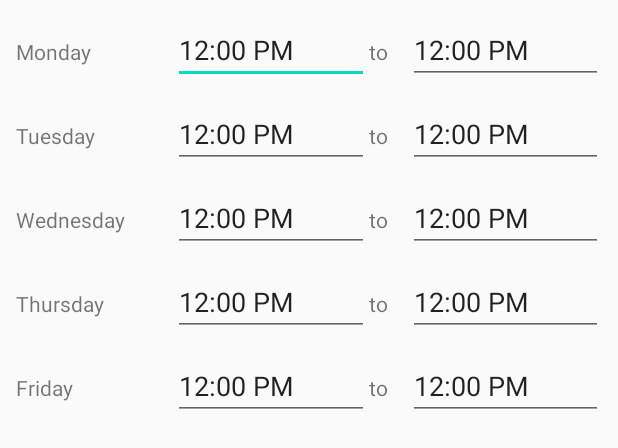
After one commit to Sean-Green/BBQueue, an Android app: the layout hours_op_dialog.xml on its own in the app's theme, with its tools: preview values and no code run, on a phone screen of 412 x 824 dp. The commit adds this screen. Shown: the top 448 px of the screen. Run offline under Robolectric (Android 15) with nearby library versions, the phone set to English and light mode, and no system bars.

Commit message:
Edit Page wireframe finished, included a dialog for hours of operation.

```diff
--- a/app/src/main/java/com/example/bbqueue/Edit_Store_Details_Activity.java
+++ b/app/src/main/java/com/example/bbqueue/Edit_Store_Details_Activity.java
@@ -1,8 +1,11 @@
 package com.example.bbqueue;
 
+import androidx.appcompat.app.AlertDialog;
 import androidx.appcompat.app.AppCompatActivity;
 
 import android.os.Bundle;
+import android.view.LayoutInflater;
+import android.view.View;
 
 public class Edit_Store_Details_Activity extends AppCompatActivity {
 
@@ -11,4 +14,15 @@ public class Edit_Store_Details_Activity extends AppCompatActivity {
         super.onCreate(savedInstanceState);
         setContentView(R.layout.activity_edit_store_details);
     }
+
+    public void openHoursDialog(View view) {
+        AlertDialog.Builder dialogBuilder = new AlertDialog.Builder(this);
+        dialogBuilder.setTitle(R.string.hoobtn);
+        LayoutInflater inflater = getLayoutInflater();
+
+        final View dialogView = inflater.inflate(R.layout.hours_op_dialog, null);
+        dialogBuilder.setView(dialogView);
+        final AlertDialog alertDialog = dialogBuilder.create();
+        alertDialog.show();
+    }
 }
--- a/app/src/main/res/layout/activity_edit_store_details.xml
+++ b/app/src/main/res/layout/activity_edit_store_details.xml
@@ -35,6 +35,26 @@
         android:inputType="textPostalAddress"
         android:text="@string/store_address" />
 
+    <Button
+        android:id="@+id/bthHoO"
+        android:layout_width="match_parent"
+        android:layout_height="wrap_content"
+        android:onClick="openHoursDialog"
+        android:text="@string/hoobtn" />
+
+    <TextView
+        android:id="@+id/customerWaitHint"
+        android:layout_width="match_parent"
+        android:layout_height="wrap_content"
+        android:text="@string/edit_store_wait_hint" />
+
+    <EditText
+        android:id="@+id/editTextCustomerWait"
+        android:layout_width="match_parent"
+        android:layout_height="wrap_content"
+        android:ems="10"
+        android:inputType="textPostalAddress"
+        android:text="@string/customer_wait" />
     <TextView
         android:id="@+id/tableTitle"
         android:layout_width="match_parent"
--- /dev/null
+++ b/app/src/main/res/layout/hours_op_dialog.xml
@@ -0,0 +1,186 @@
+<?xml version="1.0" encoding="utf-8"?>
+<LinearLayout
+    xmlns:android="http://schemas.android.com/apk/res/android"
+    android:orientation="vertical"
+    android:layout_width="match_parent"
+    android:layout_height="wrap_content"
+    android:layout_margin="5dp">
+
+
+    <LinearLayout
+        android:id="@+id/MondayLayout"
+        android:orientation="horizontal"
+        android:layout_width="match_parent"
+        android:layout_height="wrap_content"
+        android:layout_margin="5dp">
+        <TextView
+            android:id="@+id/monHint"
+            android:layout_width="match_parent"
+            android:layout_height="wrap_content"
+            android:layout_weight="1.1"
+            android:text="@string/Monday"/>
+
+        <EditText
+            android:id="@+id/editTextOpenTime_Monday"
+            android:layout_width="match_parent"
+            android:layout_height="wrap_content"
+            android:layout_weight="1"
+            android:ems="10"
+            android:inputType="time"
+            android:text="@string/time"/>
+        <TextView
+            android:layout_width="match_parent"
+            android:layout_height="wrap_content"
+            android:layout_weight="1.4"
+            android:text="@string/to"/>
+        <EditText
+            android:id="@+id/editTextCloseTime_Monday"
+            android:layout_width="match_parent"
+            android:layout_height="wrap_content"
+            android:layout_weight="1"
+            android:ems="10"
+            android:inputType="time"
+            android:text="@string/time"/>
+    </LinearLayout>
+
+    <LinearLayout
+        android:id="@+id/TuesdayLayout"
+        android:orientation="horizontal"
+        android:layout_width="match_parent"
+        android:layout_height="wrap_content"
+        android:layout_margin="5dp">
+        <TextView
+            android:id="@+id/tuesHint"
+            android:layout_width="match_parent"
+            android:layout_height="wrap_content"
+            android:layout_weight="1.1"
+            android:text="@string/Tuesday"/>
+
+        <EditText
+            android:id="@+id/editTextOpenTime_Tuesday"
+            android:layout_width="match_parent"
+            android:layout_height="wrap_content"
+            android:layout_weight="1"
+            android:ems="10"
+            android:inputType="time"
+            android:text="@string/time"/>
+        <TextView
+            android:layout_width="match_parent"
+            android:layout_height="wrap_content"
+            android:layout_weight="1.4"
+            android:text="@string/to"/>
+        <EditText
+            android:id="@+id/editTextCloseTime_Tuesday"
+            android:layout_width="match_parent"
+            android:layout_height="wrap_content"
+            android:layout_weight="1"
+            android:ems="10"
+            android:inputType="time"
+            android:text="@string/time"/>
+    </LinearLayout>
+    <LinearLayout
+        android:id="@+id/WednesdayLayout"
+        android:orientation="horizontal"
+        android:layout_width="match_parent"
+        android:layout_height="wrap_content"
+        android:layout_margin="5dp">
+        <TextView
+            android:id="@+id/wedsHint"
+            android:layout_width="match_parent"
+            android:layout_height="wrap_content"
+            android:layout_weight="1.1"
+            android:text="@string/Wednesday"/>
+
+        <EditText
+            android:id="@+id/editTextOpenTime_Wednesday"
+            android:layout_width="match_parent"
+            android:layout_height="wrap_content"
+            android:layout_weight="1"
+            android:ems="10"
+            android:inputType="time"
+            android:text="@string/time"/>
+        <TextView
+            android:layout_width="match_parent"
+            android:layout_height="wrap_content"
+            android:layout_weight="1.4"
+            android:text="@string/to"/>
+        <EditText
+            android:id="@+id/editTextCloseTime_Wednesday"
+            android:layout_width="match_parent"
+            android:layout_height="wrap_content"
+            android:layout_weight="1"
+            android:ems="10"
+            android:inputType="time"
+            android:text="@string/time"/>
+    </LinearLayout>
+    <LinearLayout
+        android:id="@+id/ThursdayLayout"
+        android:orientation="horizontal"
+        android:layout_width="match_parent"
+        android:layout_height="wrap_content"
+        android:layout_margin="5dp">
+        <TextView
+            android:id="@+id/thursHint"
+            android:layout_width="match_parent"
+            android:layout_height="wrap_content"
+            android:layout_weight="1.1"
+            android:text="@string/Thursday"/>
+
+        <EditText
+            android:id="@+id/editTextOpenTime_Thursday"
+            android:layout_width="match_parent"
+            android:layout_height="wrap_content"
+            android:layout_weight="1"
+            android:ems="10"
+            android:inputType="time"
+            android:text="@string/time"/>
+        <TextView
+            android:layout_width="match_parent"
+            android:layout_height="wrap_content"
+            android:layout_weight="1.4"
+            android:text="@string/to"/>
+        <EditText
+            android:id="@+id/editTextCloseTime_Thursday"
+            android:layout_width="match_parent"
+            android:layout_height="wrap_content"
+            android:layout_weight="1"
+            android:ems="10"
+            android:inputType="time"
+            android:text="@string/time"/>
+    </LinearLayout>
+    <LinearLayout
+        android:id="@+id/FridayLayout"
+        android:orientation="horizontal"
+        android:layout_width="match_parent"
+        android:layout_height="wrap_content"
+        android:layout_margin="5dp">
+        <TextView
+            android:id="@+id/friHint"
+            android:layout_width="match_parent"
+            android:layout_height="wrap_content"
+            android:layout_weight="1.1"
+            android:text="@string/Friday"/>
+
+        <EditText
+            android:id="@+id/editTextOpenTime_Friday"
+            android:layout_width="match_parent"
+            android:layout_height="wrap_content"
+            android:layout_weight="1"
+            android:ems="10"
+            android:inputType="time"
+            android:text="@string/time"/>
+        <TextView
+            android:layout_width="match_parent"
+            android:layout_height="wrap_content"
+            android:layout_weight="1.4"
+            android:text="@string/to"/>
+        <EditText
+            android:id="@+id/editTextCloseTime_Friday"
+            android:layout_width="match_parent"
+            android:layout_height="wrap_content"
+            android:layout_weight="1"
+            android:ems="10"
+            android:inputType="time"
+            android:text="@string/time"/>
+    </LinearLayout>
+</LinearLayout>
--- a/app/src/main/res/values/strings.xml
+++ b/app/src/main/res/values/strings.xml
@@ -47,4 +47,14 @@
     <string name="queueSwitch">Open</string>
     <string name="queue_status_title">Customers</string>
     <string name="custNum">7</string>
+    <string name="edit_store_wait_hint">Average Customer Time</string>
+    <string name="customer_wait">Minutes</string>
+    <string name="Monday">Monday</string>
+    <string name="time">12:00 PM</string>
+    <string name="to">to</string>
+    <string name="Tuesday">Tuesday</string>
+    <string name="Wednesday">Wednesday</string>
+    <string name="Thursday">Thursday</string>
+    <string name="Friday">Friday</string>
+    <string name="hoobtn">Hours of Operation</string>
 </resources>
```
